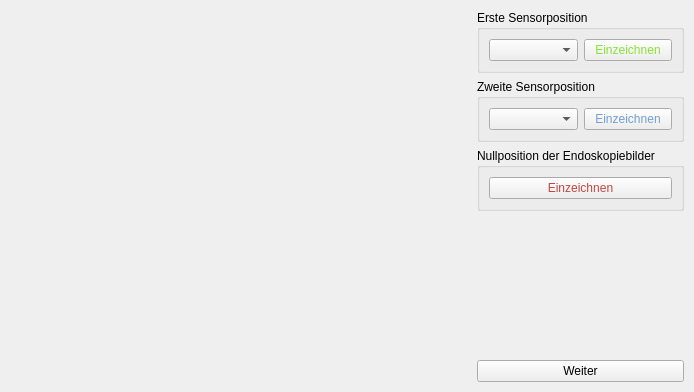
ds-lab/EsophagusVisualization, file ui-files/position_selection_window_design.ui: the form before one commit.
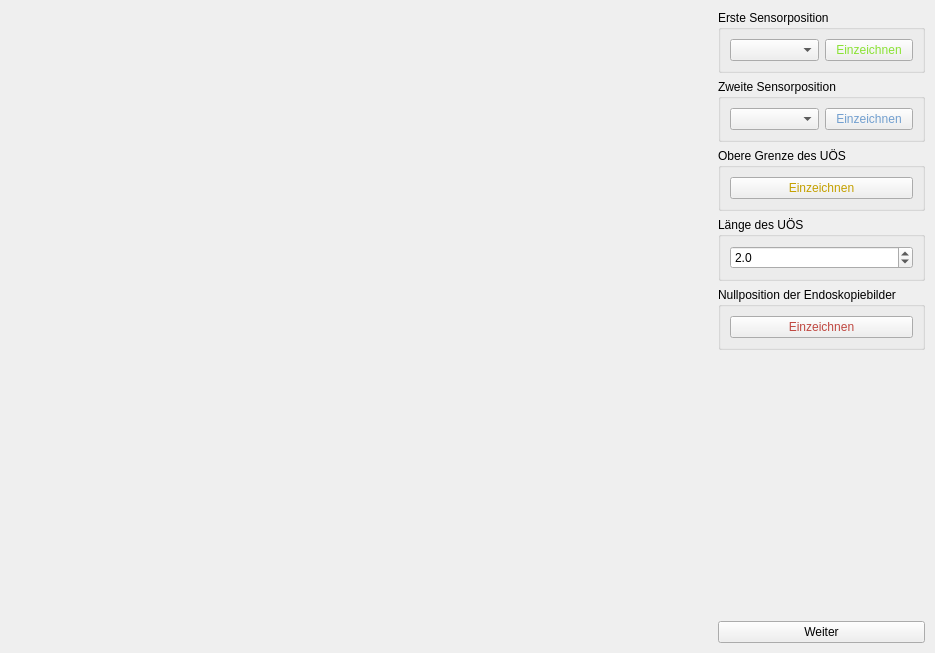
The form after the commit.

Patch:
```diff
--- a/ui-files/position_selection_window_design.ui
+++ b/ui-files/position_selection_window_design.ui
@@ -6,8 +6,8 @@
    <rect>
     <x>0</x>
     <y>0</y>
-    <width>694</width>
-    <height>392</height>
+    <width>935</width>
+    <height>653</height>
    </rect>
   </property>
   <property name="windowTitle">
@@ -52,18 +52,110 @@
       <property name="sizeConstraint">
        <enum>QLayout::SetDefaultConstraint</enum>
       </property>
-      <item row="4" column="1">
-       <spacer name="verticalSpacer">
-        <property name="orientation">
-         <enum>Qt::Vertical</enum>
+      <item row="4" column="1" alignment="Qt::AlignTop">
+       <widget class="QGroupBox" name="endoscopy_groupbox">
+        <property name="sizePolicy">
+         <sizepolicy hsizetype="Preferred" vsizetype="Minimum">
+          <horstretch>0</horstretch>
+          <verstretch>0</verstretch>
+         </sizepolicy>
         </property>
-        <property name="sizeHint" stdset="0">
-         <size>
-          <width>20</width>
-          <height>40</height>
-         </size>
+        <property name="title">
+         <string>Nullposition der Endoskopiebilder</string>
         </property>
-       </spacer>
+        <layout class="QGridLayout" name="gridLayout_6">
+         <item row="0" column="0">
+          <layout class="QVBoxLayout" name="verticalLayout_2">
+           <item>
+            <widget class="QPushButton" name="endoscopy_button">
+             <property name="styleSheet">
+              <string notr="true">color: rgb(191, 71, 64);</string>
+             </property>
+             <property name="text">
+              <string>Einzeichnen</string>
+             </property>
+             <property name="autoDefault">
+              <bool>false</bool>
+             </property>
+            </widget>
+           </item>
+          </layout>
+         </item>
+        </layout>
+       </widget>
+      </item>
+      <item row="2" column="1">
+       <widget class="QGroupBox" name="groupBox_3">
+        <property name="title">
+         <string>Obere Grenze des UÖS</string>
+        </property>
+        <layout class="QVBoxLayout" name="verticalLayout_4">
+         <item>
+          <layout class="QVBoxLayout" name="verticalLayout_3">
+           <item>
+            <widget class="QPushButton" name="sphinkter_button">
+             <property name="palette">
+              <palette>
+               <active>
+                <colorrole role="ButtonText">
+                 <brush brushstyle="SolidPattern">
+                  <color alpha="255">
+                   <red>196</red>
+                   <green>160</green>
+                   <blue>0</blue>
+                  </color>
+                 </brush>
+                </colorrole>
+               </active>
+               <inactive>
+                <colorrole role="ButtonText">
+                 <brush brushstyle="SolidPattern">
+                  <color alpha="255">
+                   <red>196</red>
+                   <green>160</green>
+                   <blue>0</blue>
+                  </color>
+                 </brush>
+                </colorrole>
+               </inactive>
+               <disabled>
+                <colorrole role="ButtonText">
+                 <brush brushstyle="SolidPattern">
+                  <color alpha="255">
+                   <red>190</red>
+                   <green>190</green>
+                   <blue>190</blue>
+                  </color>
+                 </brush>
+                </colorrole>
+               </disabled>
+              </palette>
+             </property>
+             <property name="text">
+              <string>Einzeichnen</string>
+             </property>
+            </widget>
+           </item>
+          </layout>
+         </item>
+        </layout>
+       </widget>
+      </item>
+      <item row="7" column="1">
+       <widget class="QPushButton" name="apply_button">
+        <property name="sizePolicy">
+         <sizepolicy hsizetype="Minimum" vsizetype="Minimum">
+          <horstretch>0</horstretch>
+          <verstretch>0</verstretch>
+         </sizepolicy>
+        </property>
+        <property name="text">
+         <string>Weiter</string>
+        </property>
+        <property name="autoDefault">
+         <bool>false</bool>
+        </property>
+       </widget>
       </item>
       <item row="0" column="1" alignment="Qt::AlignTop">
        <widget class="QGroupBox" name="groupBox">
@@ -106,6 +198,19 @@
         </layout>
        </widget>
       </item>
+      <item row="6" column="1">
+       <spacer name="verticalSpacer">
+        <property name="orientation">
+         <enum>Qt::Vertical</enum>
+        </property>
+        <property name="sizeHint" stdset="0">
+         <size>
+          <width>20</width>
+          <height>40</height>
+         </size>
+        </property>
+       </spacer>
+      </item>
       <item row="1" column="1" alignment="Qt::AlignTop">
        <widget class="QGroupBox" name="groupBox_2">
         <property name="sizePolicy">
@@ -141,30 +246,30 @@
         </layout>
        </widget>
       </item>
-      <item row="2" column="1" alignment="Qt::AlignTop">
-       <widget class="QGroupBox" name="endoscopy_groupbox">
-        <property name="sizePolicy">
-         <sizepolicy hsizetype="Preferred" vsizetype="Minimum">
-          <horstretch>0</horstretch>
-          <verstretch>0</verstretch>
-         </sizepolicy>
-        </property>
+      <item row="3" column="1">
+       <widget class="QGroupBox" name="groupBox_4">
         <property name="title">
-         <string>Nullposition der Endoskopiebilder</string>
+         <string>Länge des UÖS</string>
         </property>
-        <layout class="QGridLayout" name="gridLayout_6">
-         <item row="0" column="0">
-          <layout class="QVBoxLayout" name="verticalLayout_2">
+        <layout class="QVBoxLayout" name="verticalLayout_6">
+         <item>
+          <layout class="QVBoxLayout" name="verticalLayout_5">
            <item>
-            <widget class="QPushButton" name="endoscopy_button">
-             <property name="styleSheet">
-              <string notr="true">color: rgb(191, 71, 64);</string>
+            <widget class="QDoubleSpinBox" name="sphinkter_spinbox">
+             <property name="decimals">
+              <number>1</number>
              </property>
-             <property name="text">
-              <string>Einzeichnen</string>
+             <property name="minimum">
+              <double>1.000000000000000</double>
              </property>
-             <property name="autoDefault">
-              <bool>false</bool>
+             <property name="maximum">
+              <double>5.000000000000000</double>
+             </property>
+             <property name="singleStep">
+              <double>0.100000000000000</double>
+             </property>
+             <property name="value">
+              <double>2.000000000000000</double>
              </property>
             </widget>
            </item>
@@ -173,22 +278,6 @@
         </layout>
        </widget>
       </item>
-      <item row="5" column="1">
-       <widget class="QPushButton" name="apply_button">
-        <property name="sizePolicy">
-         <sizepolicy hsizetype="Minimum" vsizetype="Minimum">
-          <horstretch>0</horstretch>
-          <verstretch>0</verstretch>
-         </sizepolicy>
-        </property>
-        <property name="text">
-         <string>Weiter</string>
-        </property>
-        <property name="autoDefault">
-         <bool>false</bool>
-        </property>
-       </widget>
-      </item>
      </layout>
     </item>
    </layout>
```
Left out of the diff: 4 changed lines with no effect on the pictures.
